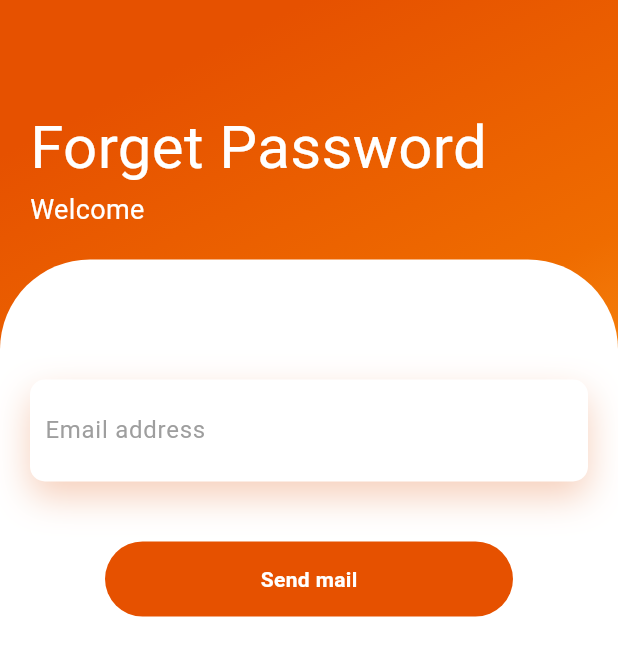
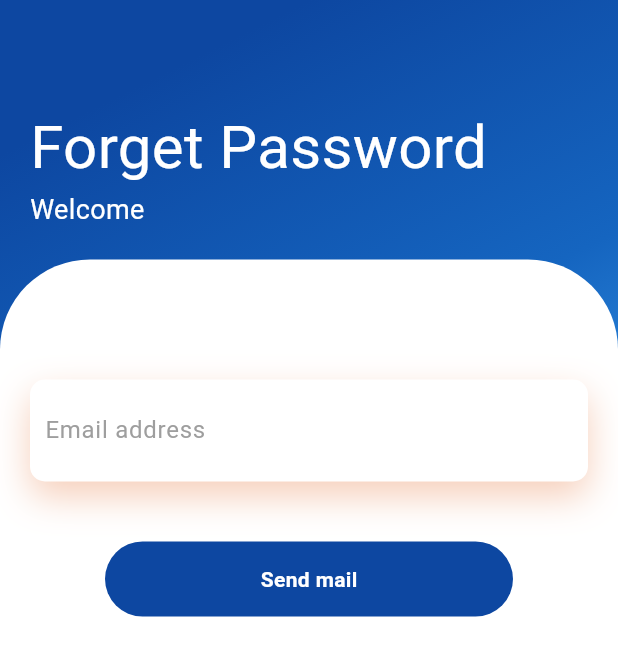
Before and after one commit to AbdurRahman4991/flutter-login-, a Flutter app: the ForgetPassword screen opened by its route, on a phone screen of 412 x 824 dp. Shown: the top 656 px of the screen. Run offline on Flutter 3.47's test engine with Material 3 defaults, Android fonts, the phone set to English and light mode, and no system bars; our stand-ins replace fluttertoast.

Commit message:
intigation reset password and forget password

```diff
--- a/lib/forget_password.dart
+++ b/lib/forget_password.dart
@@ -1,9 +1,44 @@
 import 'package:flutter/material.dart';
+import 'package:fluttertoast/fluttertoast.dart';
+import '/services/forget_password_api_service.dart'; // ✅ নতুন সার্ভিস ইম্পোর্ট
 
-
-class ForgetPassword extends StatelessWidget{
+class ForgetPassword extends StatefulWidget {
   const ForgetPassword({super.key});
 
+  @override
+  State<ForgetPassword> createState() => _ForgetPasswordState();
+}
+
+class _ForgetPasswordState extends State<ForgetPassword> {
+  final TextEditingController emailController = TextEditingController();
+  final _formKey = GlobalKey<FormState>();
+  bool isLoading = false;
+
+  Future<void> sendResetEmail() async {
+    if (!_formKey.currentState!.validate()) return;
+
+    setState(() {
+      isLoading = true;
+    });
+
+    final email = emailController.text.trim();
+
+    // 🔹 সার্ভিস কল
+    final responseMessage = await ForgetPasswordApiService.sendResetLink(email);
+
+    // 🔹 Toast দেখাও
+    Fluttertoast.showToast(
+      msg: responseMessage,
+      backgroundColor: responseMessage.toLowerCase().contains('success')
+          ? Colors.green
+          : Colors.red,
+      textColor: Colors.white,
+    );
+
+    setState(() {
+      isLoading = false;
+    });
+  }
 
   @override
   Widget build(BuildContext context) {
@@ -14,45 +49,50 @@ class ForgetPassword extends StatelessWidget{
           gradient: LinearGradient(
             begin: Alignment.topCenter,
             colors: [
-              Colors.orange[900]!,
-              Colors.orange[800]!,
-              Colors.orange[400]!
-            ]
+              Colors.blue[900]!,
+              Colors.blue[800]!,
+              Colors.blue[400]!,
+            ],
           ),
         ),
         child: Column(
           crossAxisAlignment: CrossAxisAlignment.start,
-          children: <Widget>[
-            const SizedBox(height: 50,),
-            const Padding(padding: EdgeInsets.all(20),
+          children: [
+            const SizedBox(height: 50),
+            const Padding(
+              padding: EdgeInsets.all(20),
               child: Column(
                 crossAxisAlignment: CrossAxisAlignment.start,
-              children: <Widget>[
-                Text("Forget Password", style: TextStyle(color: Colors.white, fontSize: 40),),
-                Text("Welcome", style: TextStyle(color: Colors.white, fontSize: 18),),
+                children: [
+                  Text("Forget Password",
+                      style: TextStyle(color: Colors.white, fontSize: 40)),
+                  Text("Welcome",
+                      style: TextStyle(color: Colors.white, fontSize: 18)),
                 ],
               ),
             ),
-
-            Expanded(child: Container(
+            Expanded(
+              child: Container(
                 decoration: const BoxDecoration(
                   color: Colors.white,
                   borderRadius: BorderRadius.only(
                     topLeft: Radius.circular(60),
                     topRight: Radius.circular(60),
-                )
+                  ),
                 ),
                 child: Padding(
                   padding: const EdgeInsets.all(20),
+                  child: Form(
+                    key: _formKey,
                     child: Column(
-                    children: <Widget> [
-                    const SizedBox(height: 60,),
-
+                      children: [
+                        const SizedBox(height: 60),
                         Container(
                           padding: const EdgeInsets.all(10),
-                      decoration: BoxDecoration(color: Colors.white,
+                          decoration: BoxDecoration(
+                            color: Colors.white,
                             borderRadius: BorderRadius.circular(10),
-                      boxShadow: const[
+                            boxShadow: const [
                               BoxShadow(
                                 color: Color.fromRGBO(225, 95, 27, .3),
                                 blurRadius: 20,
@@ -60,29 +100,43 @@ class ForgetPassword extends StatelessWidget{
                               ),
                             ],
                           ),
-                      child: const TextField(
-                        decoration: InputDecoration(
+                          child: TextFormField(
+                            controller: emailController,
+                            keyboardType: TextInputType.emailAddress,
+                            decoration: const InputDecoration(
                               hintText: "Email address",
                               hintStyle: TextStyle(color: Colors.grey),
                               border: InputBorder.none,
                             ),
+                            validator: (value) {
+                              if (value == null || value.isEmpty) {
+                                return 'Please enter your email';
+                              }
+                              if (!RegExp(r'^[^@]+@[^@]+\.[^@]+')
+                                  .hasMatch(value)) {
+                                return 'Enter a valid email';
+                              }
+                              return null;
+                            },
                           ),
-
                         ),
                         const SizedBox(height: 40),
                         GestureDetector(
-                      onTap: (){
-                        Navigator.pushNamed(context, '/reset-password');
-                      },
+                          onTap: isLoading ? null : sendResetEmail,
                           child: Container(
                             height: 50,
                             margin: const EdgeInsets.symmetric(horizontal: 50),
                             decoration: BoxDecoration(
-                            color: Colors.orange[900],
+                              color:
+                                  isLoading ? Colors.grey : Colors.blue[900],
                               borderRadius: BorderRadius.circular(50),
                             ),
-                          child: const Center(
-                            child: Text(
+                            child: Center(
+                              child: isLoading
+                                  ? const CircularProgressIndicator(
+                                      color: Colors.white,
+                                    )
+                                  : const Text(
                                       "Send mail",
                                       style: TextStyle(
                                         color: Colors.white,
@@ -92,24 +146,15 @@ class ForgetPassword extends StatelessWidget{
                             ),
                           ),
                         ),
-
-                  ],),
-
+                      ],
+                    ),
+                  ),
                 ),
               ),
             ),
           ],
         ),
       ),
-
-
-
-
-
-
-
-
     );
   }
-
 }
--- /dev/null
+++ b/lib/url_strategy.dart
@@ -0,0 +1,5 @@
+import 'package:flutter_web_plugins/flutter_web_plugins.dart';
+
+void setPathUrlStrategy() {
+  setUrlStrategy(PathUrlStrategy());
+}
```
Also changed, not shown: lib/Pages/reset_password.dart (+68 -43 lines), lib/services/forget_password_api_service.dart (+31 -0 lines), lib/services/reset_password_api_service.dart (added, +33 -0 lines). Lines whose indentation alone changed are shown as unchanged.
